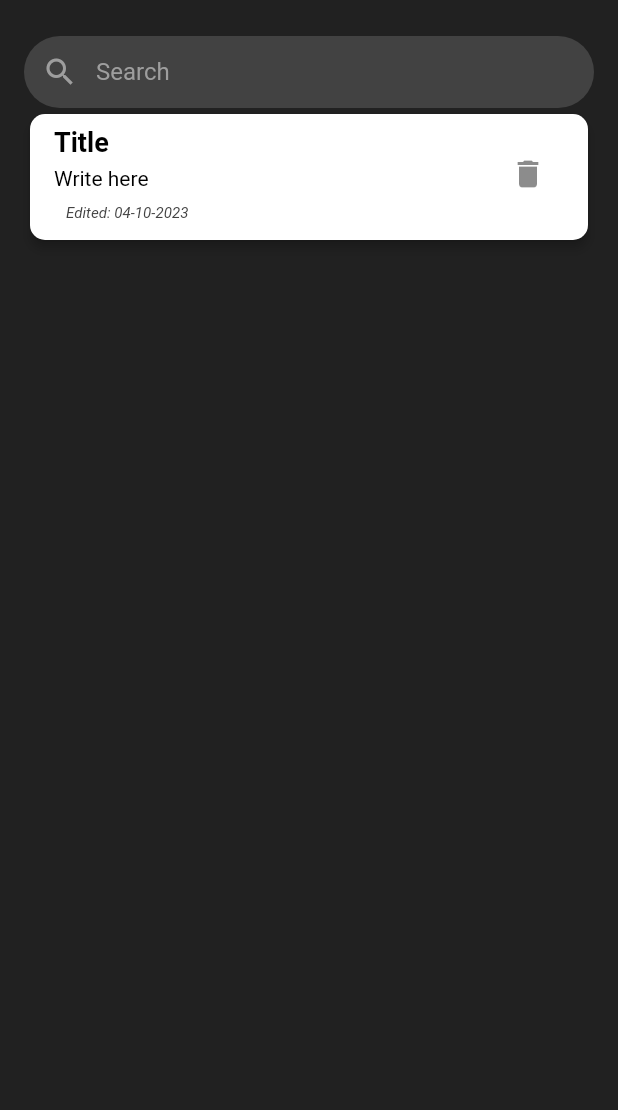
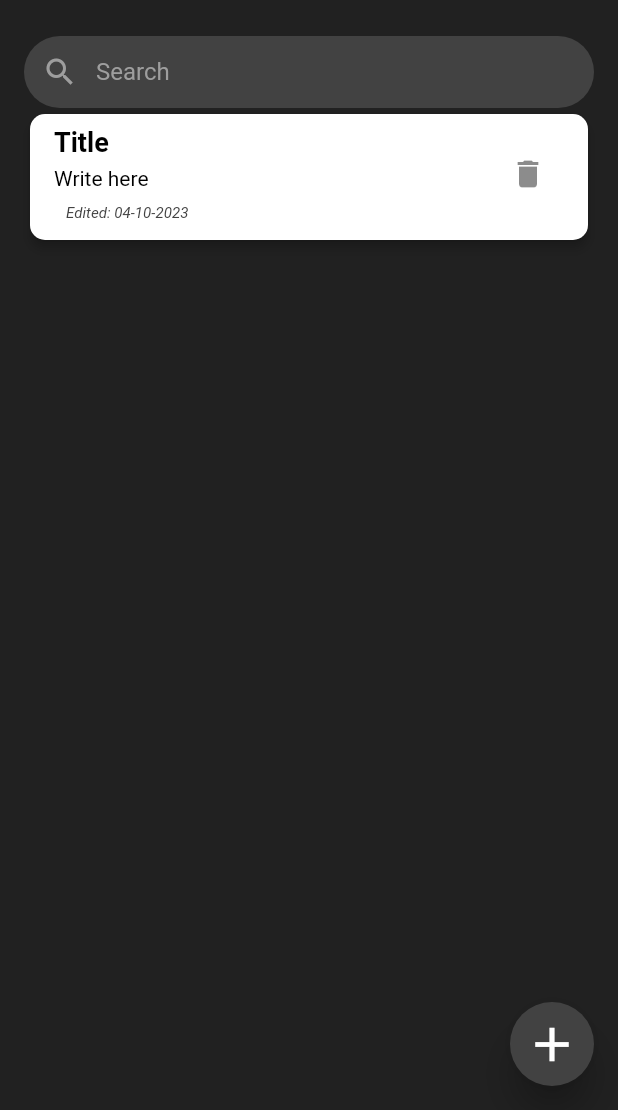
Before and after one commit to riyad671/note_app, a Flutter app: the screen it shows after launch, on a phone screen of 412 x 824 dp, the part 126-1236 px from its top. Run offline on Flutter 3.47's test engine with Material 2 defaults, Android fonts, the phone set to English and light mode, and no system bars.

Commit message:
Create floating button for add note

```diff
--- a/lib/screens/home.dart
+++ b/lib/screens/home.dart
@@ -127,6 +127,15 @@ class _HomeScreenState extends State<HomeScreen> {
           ],
         ),
       ),
+      floatingActionButton: FloatingActionButton(
+        onPressed: () {},
+        elevation: 10,
+        backgroundColor: Colors.grey.shade800,
+        child: const Icon(
+          Icons.add,
+          size: 38,
+        ),
+      ),
     );
   }
 }
```
